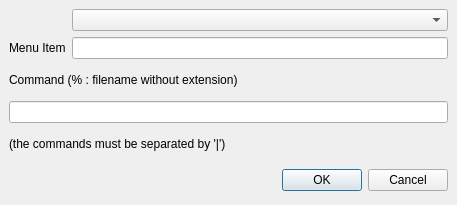
Old version of the form usertooldialog.ui in the repository orao/texmaker.
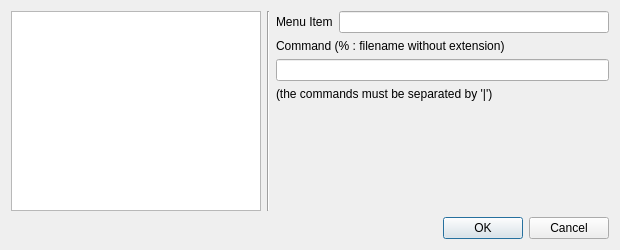
New version of the form.

```diff
--- a/usertooldialog.ui
+++ b/usertooldialog.ui
@@ -1,101 +1,98 @@
 <ui version="4.0" >
  <class>UserToolDialog</class>
- <widget class="QDialog" name="UserToolDialog" >
-  <property name="geometry" >
+ <widget class="QDialog" name="UserToolDialog">
+  <property name="geometry">
    <rect>
     <x>0</x>
     <y>0</y>
-    <width>457</width>
-    <height>205</height>
+    <width>620</width>
+    <height>250</height>
    </rect>
   </property>
   <property name="windowTitle" >
    <string>Edit User Commands</string>
   </property>
-  <layout class="QGridLayout" >
-   <property name="margin" >
-    <number>9</number>
-   </property>
-   <property name="spacing" >
-    <number>6</number>
-   </property>
-   <item row="1" column="0" >
-    <layout class="QHBoxLayout" >
-     <property name="margin" >
-      <number>0</number>
+  <layout class="QGridLayout" name="gridLayout">
+   <item row="0" column="0">
+    <widget class="QListWidget" name="listWidget">
+     <property name="sizePolicy">
+      <sizepolicy hsizetype="Minimum" vsizetype="Expanding">
+       <horstretch>0</horstretch>
+       <verstretch>0</verstretch>
+      </sizepolicy>
      </property>
-     <property name="spacing" >
-      <number>6</number>
+     <property name="maximumSize">
+      <size>
+       <width>250</width>
+       <height>16777215</height>
+      </size>
      </property>
-     <item>
-      <spacer>
-       <property name="orientation" >
-        <enum>Qt::Horizontal</enum>
-       </property>
-       <property name="sizeHint" >
-        <size>
-         <width>131</width>
-         <height>31</height>
-        </size>
-       </property>
-      </spacer>
-     </item>
-     <item>
-      <widget class="QPushButton" name="okButton" >
-       <property name="text" >
-        <string>OK</string>
-       </property>
-      </widget>
-     </item>
-     <item>
-      <widget class="QPushButton" name="cancelButton" >
-       <property name="text" >
-        <string>Cancel</string>
-       </property>
-      </widget>
-     </item>
-    </layout>
+    </widget>
    </item>
-   <item row="0" column="0" >
-    <layout class="QGridLayout" >
-     <property name="margin" >
+   <item row="0" column="1">
+    <widget class="Line" name="line">
+     <property name="orientation">
+      <enum>Qt::Vertical</enum>
+     </property>
+    </widget>
+   </item>
+   <item row="0" column="2">
+    <layout class="QGridLayout">
+     <property name="margin">
       <number>0</number>
      </property>
-     <property name="spacing" >
+     <property name="spacing">
       <number>6</number>
      </property>
-     <item row="4" column="0" colspan="2" >
-      <widget class="QLabel" name="label_3" >
-       <property name="text" >
+     <item row="3" column="0" colspan="2">
+      <widget class="QLabel" name="label_3">
+       <property name="text">
         <string>(the commands must be separated by '|')</string>
        </property>
       </widget>
      </item>
-     <item row="3" column="0" colspan="2" >
-      <widget class="QLineEdit" name="toolEdit" />
+     <item row="2" column="0" colspan="2">
+      <widget class="QLineEdit" name="toolEdit"/>
      </item>
-     <item row="1" column="1" >
-      <widget class="QLineEdit" name="itemEdit" />
+     <item row="0" column="1">
+      <widget class="QLineEdit" name="itemEdit"/>
      </item>
-     <item row="1" column="0" >
-      <widget class="QLabel" name="label" >
-       <property name="text" >
+     <item row="0" column="0">
+      <widget class="QLabel" name="label">
+       <property name="text">
         <string>Menu Item</string>
        </property>
       </widget>
      </item>
-     <item row="0" column="1" >
-      <widget class="QComboBox" name="comboBox" />
-     </item>
-     <item row="2" column="0" colspan="2" >
-      <widget class="QLabel" name="label_2" >
-       <property name="text" >
+     <item row="1" column="0" colspan="2">
+      <widget class="QLabel" name="label_2">
+       <property name="text">
         <string>Command (% : filename without extension)</string>
        </property>
       </widget>
      </item>
+     <item row="4" column="0">
+      <spacer name="verticalSpacer">
+       <property name="orientation">
+        <enum>Qt::Vertical</enum>
+       </property>
+       <property name="sizeHint" stdset="0">
+        <size>
+         <width>20</width>
+         <height>40</height>
+        </size>
+       </property>
+      </spacer>
+     </item>
     </layout>
    </item>
+   <item row="1" column="0" colspan="3">
+    <widget class="QDialogButtonBox" name="buttonBox">
+     <property name="standardButtons">
+      <set>QDialogButtonBox::Cancel|QDialogButtonBox::Ok</set>
+     </property>
+    </widget>
+   </item>
   </layout>
  </widget>
  <tabstops>
```
Left out of the diff: 24 changed lines with no effect on the pictures.
